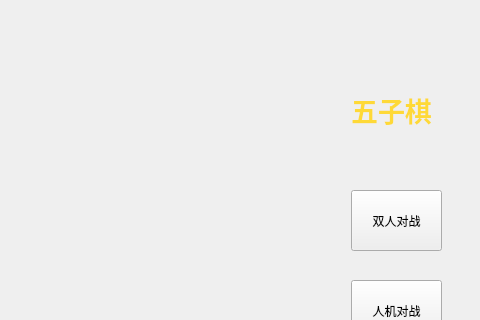
shengxiamo/Gomoku, file widget.ui: the form before one commit; both pictures show x 169 to 649 and y 0 to 320 of the 649 by 401 pixel window.
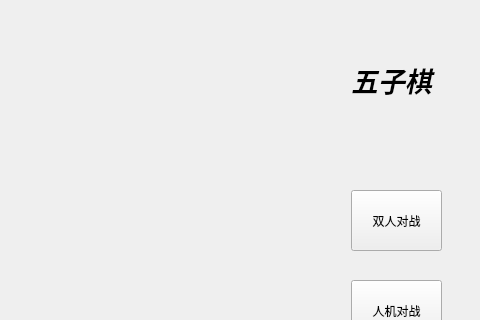
The form after the commit.

Diff of the .ui file:
```diff
--- a/widget.ui
+++ b/widget.ui
@@ -43,13 +43,18 @@
    <property name="geometry">
     <rect>
      <x>500</x>
-     <y>70</y>
+     <y>40</y>
      <width>121</width>
      <height>81</height>
     </rect>
    </property>
+   <property name="font">
+    <font>
+     <family>楷体</family>
+    </font>
+   </property>
    <property name="text">
-    <string>&lt;html&gt;&lt;head/&gt;&lt;body&gt;&lt;p align=&quot;center&quot;&gt;&lt;span style=&quot; font-size:20pt; font-weight:700; color:#fed937;&quot;&gt;五子棋&lt;/span&gt;&lt;/p&gt;&lt;/body&gt;&lt;/html&gt;</string>
+    <string>&lt;html&gt;&lt;head/&gt;&lt;body&gt;&lt;p align=&quot;center&quot;&gt;&lt;span style=&quot; font-size:20pt; font-weight:700; font-style:italic; color:#000000;&quot;&gt;五子棋&lt;/span&gt;&lt;/p&gt;&lt;/body&gt;&lt;/html&gt;</string>
    </property>
   </widget>
  </widget>
```
